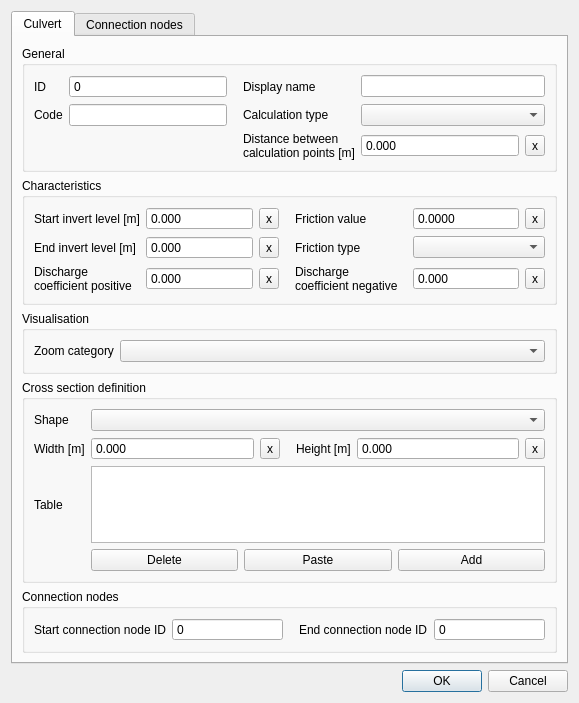
The window that threedi_schematisation_editor/forms/ui/culvert.ui (nens/threedi-schematisation-editor) describes before a commit, drawn with Qt 5.
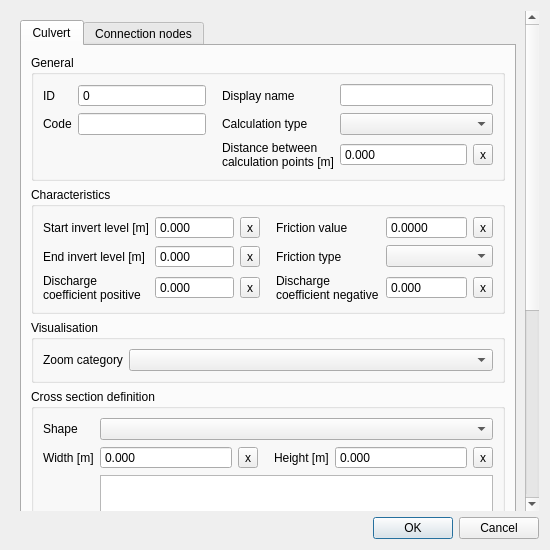
The same window after the commit.

```diff
--- a/threedi_schematisation_editor/forms/ui/culvert.ui
+++ b/threedi_schematisation_editor/forms/ui/culvert.ui
@@ -6,14 +6,39 @@
    <rect>
     <x>0</x>
     <y>0</y>
-    <width>579</width>
-    <height>703</height>
+    <width>550</width>
+    <height>550</height>
    </rect>
   </property>
   <property name="windowTitle">
    <string>Dialog</string>
   </property>
   <layout class="QGridLayout" name="gridLayout">
+   <item row="1" column="0">
+    <widget class="QDialogButtonBox" name="buttonBox">
+     <property name="standardButtons">
+      <set>QDialogButtonBox::Cancel|QDialogButtonBox::Ok</set>
+     </property>
+    </widget>
+   </item>
+   <item row="0" column="0">
+    <widget class="QScrollArea" name="scrollArea">
+     <property name="frameShape">
+      <enum>QFrame::NoFrame</enum>
+     </property>
+     <property name="widgetResizable">
+      <bool>true</bool>
+     </property>
+     <widget class="QWidget" name="scrollAreaWidgetContents">
+      <property name="geometry">
+       <rect>
+        <x>0</x>
+        <y>0</y>
+        <width>515</width>
+        <height>782</height>
+       </rect>
+      </property>
+      <layout class="QGridLayout" name="gridLayout_7">
    <item row="0" column="0">
     <widget class="QTabWidget" name="tabWidget">
      <property name="locale">
@@ -1258,11 +1283,8 @@
      </widget>
     </widget>
    </item>
-   <item row="1" column="0">
-    <widget class="QDialogButtonBox" name="buttonBox">
-     <property name="standardButtons">
-      <set>QDialogButtonBox::Cancel|QDialogButtonBox::Ok</set>
-     </property>
+      </layout>
+     </widget>
     </widget>
    </item>
   </layout>
```
Left out of the diff: 1 changed line with no effect on the pictures. Lines whose indentation alone changed are shown as unchanged.
